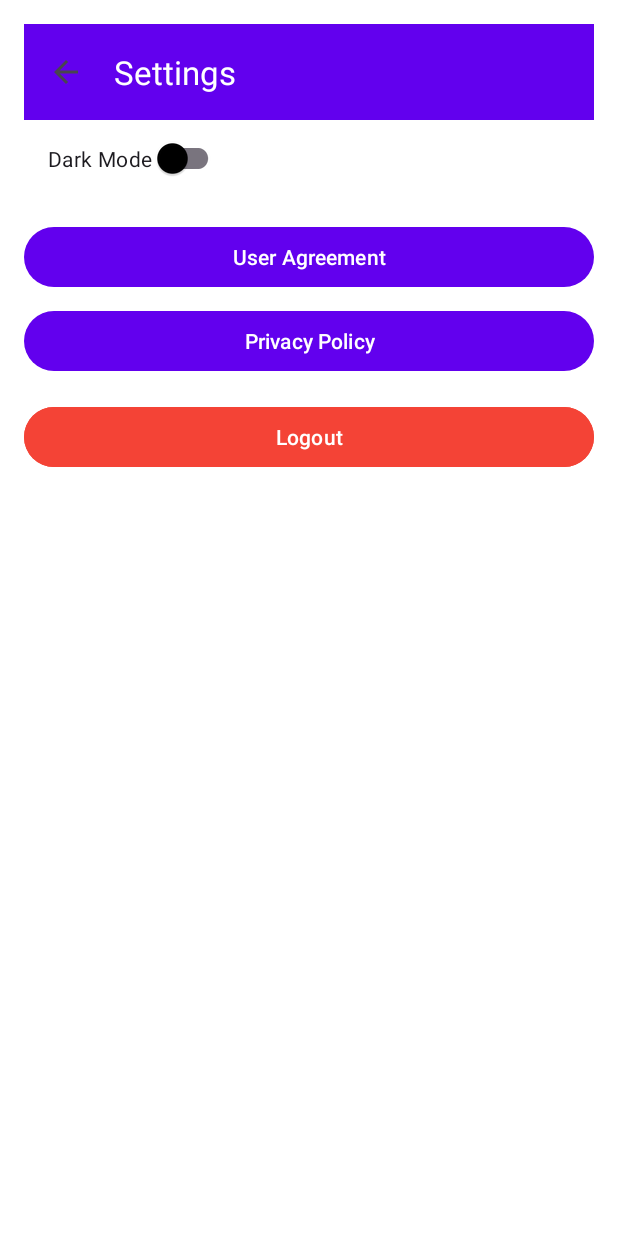
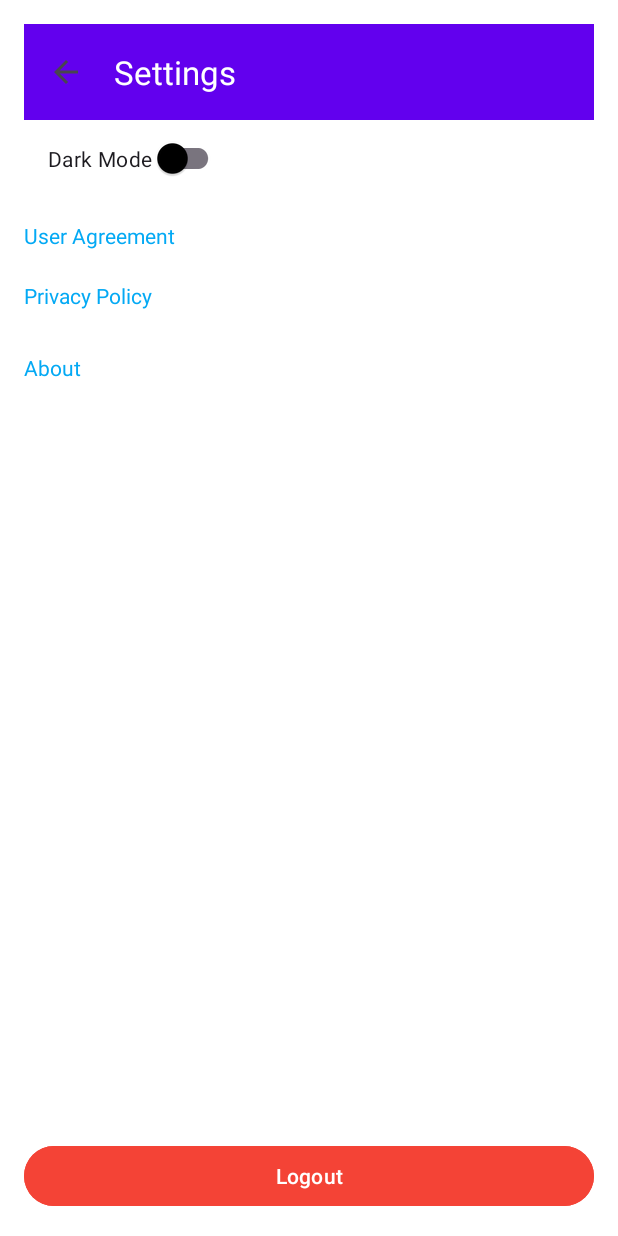
Before and after one commit to cslade/easyinventory, an Android app: the ProductSearchActivity screen opened directly, with no data from a screen before it, after a tap on "Settings", on a phone screen of 412 x 824 dp. Run offline under Robolectric (Android 15) with nearby library versions, the phone set to English and light mode, and no system bars; our stand-ins replace Volley; 1 statement that could not run was skipped.

Commit message:
Version 1.0.0

```diff
--- a/app/src/main/AndroidManifest.xml
+++ b/app/src/main/AndroidManifest.xml
@@ -26,6 +26,8 @@
         <!-- ✅ Settings Screen -->
         <activity android:name=".SettingsActivity"
             android:theme="@style/Theme.EasyInventory"/>
+        <activity android:name=".AboutActivity" />
+
 
 
         <!-- ✅ Login Screen -->
--- a/app/src/main/java/com/kinvo/easyinventory/LoginActivity.java
+++ b/app/src/main/java/com/kinvo/easyinventory/LoginActivity.java
@@ -81,7 +81,6 @@ public class LoginActivity extends AppCompatActivity {
         editor.putString("locationId", String.valueOf(locationId)); // ✅ Store as String
         editor.apply();
 
-
         Log.d(TAG, "Saved Auth Token: " + authToken);
         Log.d(TAG, "Saved Location ID: " + locationId);
 
--- a/app/src/main/java/com/kinvo/easyinventory/ProductSearchActivity.java
+++ b/app/src/main/java/com/kinvo/easyinventory/ProductSearchActivity.java
@@ -19,9 +19,9 @@ import androidx.appcompat.widget.Toolbar;
 import androidx.recyclerview.widget.LinearLayoutManager;
 import androidx.recyclerview.widget.RecyclerView;
 
-
 import com.android.volley.Request;
 import com.android.volley.RequestQueue;
+import com.android.volley.VolleyError;
 import com.android.volley.toolbox.JsonObjectRequest;
 import com.android.volley.toolbox.Volley;
 import com.kinvo.easyinventory.adapters.ProductAdapter;
@@ -60,12 +60,31 @@ public class ProductSearchActivity extends AppCompatActivity {
         retrievePreferences();
         setupRecyclerView();
         setupSearchButton();
+        Toolbar toolbar = findViewById(R.id.pd_toolbar);
+        setSupportActionBar(toolbar);
+
     }
+
+    @Override
+    public boolean onCreateOptionsMenu(Menu menu) {
+        getMenuInflater().inflate(R.menu.menu_product_search, menu);
+        return true;
+    }
+
+    @Override
+    public boolean onOptionsItemSelected(@NonNull MenuItem item) {
+        int id = item.getItemId();
+        if (id == R.id.action_settings) {
+            startActivity(new Intent(this, SettingsActivity.class));
+            return true;
+        }
+        return super.onOptionsItemSelected(item);
+    }
+
 
     private void initializeToolbar() {
         Toolbar toolbar = findViewById(R.id.pd_toolbar);
         setSupportActionBar(toolbar);
-
     }
 
     private void initializeUI() {
@@ -99,7 +118,7 @@ public class ProductSearchActivity extends AppCompatActivity {
 
     private void handleAuthenticationError() {
         Log.e(TAG, "❌ No Auth Token Found!");
-        showToast("Authentication error. Please log in again.");
+        Toast.makeText(this, "Authentication error. Please log in again.", Toast.LENGTH_SHORT).show();
         finish(); // Close activity if authentication fails
     }
 
@@ -112,8 +131,34 @@ public class ProductSearchActivity extends AppCompatActivity {
     private void setupSearchButton() {
         btnSearchProduct.setOnClickListener(v -> fetchProductByBarcode());
     }
+    private Map<String, String> getRequestHeaders() {
+        Map<String, String> headers = new HashMap<>();
+        headers.put("Authorization", "Basic " + authToken);
+        headers.put("Content-Type", "application/json");
+        return headers;
+    }
 
-    // ✅ Fetch Products
+    private void handleRequestError(VolleyError error) {
+        Log.e(TAG, "❌ Request Failed: " + error.toString());
+
+        if (error.networkResponse != null) {
+            int statusCode = error.networkResponse.statusCode;
+            Log.e(TAG, "❌ Status Code: " + statusCode);
+            switch (statusCode) {
+                case 401:
+                    Toast.makeText(this, "Unauthorized! Please reauthenticate.", Toast.LENGTH_SHORT).show();
+                    break;
+                case 404:
+                    Toast.makeText(this, "Product not found. Try another barcode.", Toast.LENGTH_SHORT).show();
+                    break;
+                default:
+                    Toast.makeText(this, "Error: " + statusCode, Toast.LENGTH_SHORT).show();
+            }
+        } else {
+            Toast.makeText(this, "No response from server. Check your internet.", Toast.LENGTH_SHORT).show();
+        }
+    }
+
     private void fetchProductByBarcode() {
         String barcode = etBarcode.getText().toString().trim();
         showProgressBar();
@@ -145,7 +190,14 @@ public class ProductSearchActivity extends AppCompatActivity {
         queue.add(request);
     }
 
-    // ✅ Handle API Response
+    private void showProgressBar() {
+        if (progressBar != null) progressBar.setVisibility(View.VISIBLE);
+    }
+
+    private void hideProgressBar() {
+        if (progressBar != null) progressBar.setVisibility(View.GONE);
+    }
+
     private void handleProductResponse(JSONObject response) {
         try {
             JSONArray dataArray = response.getJSONArray("Data");
@@ -164,91 +216,11 @@ public class ProductSearchActivity extends AppCompatActivity {
                 }
                 productAdapter.notifyDataSetChanged();
             } else {
-                showToast("No products found.");
+                Toast.makeText(this, "No products found.", Toast.LENGTH_SHORT).show();
             }
         } catch (JSONException e) {
             Log.e(TAG, "❌ JSON Parsing Error: " + e.getMessage());
-            showToast("Error parsing product data.");
+            Toast.makeText(this, "Error parsing product data.", Toast.LENGTH_SHORT).show();
         }
     }
-
-    // ✅ Handle API Errors
-    private void handleRequestError(com.android.volley.VolleyError error) {
-        Log.e(TAG, "❌ Request Failed: " + error.toString());
-
-        if (error.networkResponse != null) {
-            int statusCode = error.networkResponse.statusCode;
-            Log.e(TAG, "❌ Status Code: " + statusCode);
-            switch (statusCode) {
-                case 401:
-                    showToast("Unauthorized! Please reauthenticate.");
-                    break;
-                case 404:
-                    showToast("Product not found. Try another barcode.");
-                    break;
-                default:
-                    showToast("Error: " + statusCode);
-            }
-        } else {
-            showToast("No response from server. Check your internet.");
-        }
-    }
-
-    // ✅ Logout User
-    private void logoutUser() {
-        SharedPreferences.Editor editor = getSharedPreferences(PREFS_NAME, MODE_PRIVATE).edit();
-        editor.clear();
-        editor.apply();
-
-        Intent intent = new Intent(this, MembershipLoginActivity.class);
-        intent.setFlags(Intent.FLAG_ACTIVITY_NEW_TASK | Intent.FLAG_ACTIVITY_CLEAR_TASK);
-        startActivity(intent);
-        finish();
-    }
-
-    // ✅ Create Options Menu
-    @Override
-    public boolean onCreateOptionsMenu(Menu menu) {
-        MenuInflater inflater = getMenuInflater();
-        inflater.inflate(R.menu.menu_product_search, menu);
-        return true;
-    }
-
-    // ✅ Handle Menu Clicks
-    @Override
-    public boolean onOptionsItemSelected(@NonNull MenuItem item) {
-        int id = item.getItemId();
-        if (id == R.id.action_user_agreement) {
-            startActivity(new Intent(this, UserAgreementActivity.class));
-        } else if (id == R.id.action_settings) {
-            startActivity(new Intent(this, SettingsActivity.class));
-        } else if (id == R.id.action_privacy_policy) {
-            startActivity(new Intent(this, PrivacyPolicyActivity.class));
-        } else if (id == R.id.action_logout) {
-            logoutUser();
-        } else {
-            return super.onOptionsItemSelected(item);
-        }
-        return true;
-    }
-
-    // ✅ Helper Methods
-    private void showProgressBar() {
-        if (progressBar != null) progressBar.setVisibility(View.VISIBLE);
-    }
-
-    private void hideProgressBar() {
-        if (progressBar != null) progressBar.setVisibility(View.GONE);
-    }
-
-    private void showToast(String message) {
-        Toast.makeText(this, message, Toast.LENGTH_SHORT).show();
-    }
-
-    private Map<String, String> getRequestHeaders() {
-        Map<String, String> headers = new HashMap<>();
-        headers.put("Authorization", "Basic " + authToken);
-        headers.put("Content-Type", "application/json");
-        return headers;
-    }
 }
--- a/app/src/main/java/com/kinvo/easyinventory/SettingsActivity.java
+++ b/app/src/main/java/com/kinvo/easyinventory/SettingsActivity.java
@@ -4,6 +4,8 @@ import android.content.Intent;
 import android.content.SharedPreferences;
 import android.os.Bundle;
 
+import android.view.Menu;
+import android.view.MenuItem;
 import android.widget.Button;
 import android.widget.CompoundButton;
 
@@ -11,7 +13,6 @@ import androidx.appcompat.app.AppCompatActivity;
 import androidx.appcompat.app.AppCompatDelegate;
 import androidx.appcompat.widget.SwitchCompat;
 import androidx.appcompat.widget.Toolbar;
-
 
 public class SettingsActivity extends AppCompatActivity {
 
@@ -35,6 +36,7 @@ public class SettingsActivity extends AppCompatActivity {
             getSupportActionBar().setTitle("Settings");
         }
 
+
         // Initialize UI
         SwitchCompat switchTheme = findViewById(R.id.switchTheme);
         appPrefs = getSharedPreferences(PREFS_NAME, MODE_PRIVATE);
@@ -47,19 +49,25 @@ public class SettingsActivity extends AppCompatActivity {
         switchTheme.setOnCheckedChangeListener(this::onThemeToggle);
 
         // User Agreement Button
-        findViewById(R.id.btnUserAgreement).setOnClickListener(v ->
+        findViewById(R.id.tvUserAgreement).setOnClickListener(v ->
                 startActivity(new Intent(SettingsActivity.this, UserAgreementActivity.class))
         );
 
         // Privacy Policy Button
-        findViewById(R.id.btnPrivacyPolicy).setOnClickListener(v ->
+        findViewById(R.id.tvPrivacyPolicy).setOnClickListener(v ->
                 startActivity(new Intent(SettingsActivity.this, PrivacyPolicyActivity.class))
+        );
+
+        // About Button
+        findViewById(R.id.tvAbout).setOnClickListener(v ->
+                startActivity(new Intent(SettingsActivity.this, AboutActivity.class))
         );
 
         // Logout Button
         Button btnLogout = findViewById(R.id.btnLogout);
         btnLogout.setOnClickListener(v -> logoutUser());
     }
+
 
     // Handle Theme Toggle
     private void onThemeToggle(CompoundButton buttonView, boolean isChecked) {
--- a/app/src/main/java/com/kinvo/easyinventory/SplashActivity.java
+++ b/app/src/main/java/com/kinvo/easyinventory/SplashActivity.java
@@ -25,6 +25,7 @@ public class SplashActivity extends AppCompatActivity {
 
         // ✅ Execute the navigation after SPLASH_DELAY
         new Handler(Looper.getMainLooper()).postDelayed(navigationRunnable, SPLASH_DELAY);
+
     }
 
     // ✅ Determines which screen to navigate to based on login status
--- a/app/src/main/java/com/kinvo/easyinventory/UserAgreementActivity.java
+++ b/app/src/main/java/com/kinvo/easyinventory/UserAgreementActivity.java
@@ -24,6 +24,7 @@ public class UserAgreementActivity extends AppCompatActivity {
 
         // ✅ Load User Agreement
         loadUserAgreement();
+
     }
 
     /**
--- a/app/src/main/java/com/kinvo/easyinventory/WebViewActivity.java
+++ b/app/src/main/java/com/kinvo/easyinventory/WebViewActivity.java
@@ -44,6 +44,7 @@ public class WebViewActivity extends AppCompatActivity {
 
         // ✅ Load the URL
         loadUrlFromIntent();
+
     }
 
     /**
--- a/app/src/main/res/layout/activity_membership_login.xml
+++ b/app/src/main/res/layout/activity_membership_login.xml
@@ -26,6 +26,7 @@
         android:text="Easy Inventory"
         android:textSize="20sp"
         android:textStyle="bold"
+        android:fontFamily="@font/trade_winds"
         android:textColor="@color/black"
         android:layout_marginBottom="20dp"/>
 
@@ -70,6 +71,8 @@
         android:id="@+id/btnLogin"
         android:layout_width="match_parent"
         android:layout_height="wrap_content"
+        android:background="@drawable/button_background"
+        android:textColor="@color/white"
         android:text="Sign in"/>
 
     <!-- Horizontal Layout for Sign Up and Forgot Password -->
--- a/app/src/main/res/layout/activity_settings.xml
+++ b/app/src/main/res/layout/activity_settings.xml
@@ -24,23 +24,51 @@
         android:text="Dark Mode"
         android:padding="16dp" />
 
-    <!-- User Agreement -->
-    <Button
-        android:id="@+id/btnUserAgreement"
+    <!-- Clickable Text Links (Left Aligned) -->
+    <TextView
+        android:id="@+id/tvUserAgreement"
+        android:layout_width="wrap_content"
+        android:layout_height="wrap_content"
+        android:layout_gravity="start"
+        android:clickable="true"
+        android:focusable="true"
+        android:minHeight="48dp"
+        android:paddingTop="16dp"
+        android:text="User Agreement"
+        android:textColor="@color/blue" />
+
+    <TextView
+        android:id="@+id/tvPrivacyPolicy"
+        android:layout_width="wrap_content"
+        android:layout_height="wrap_content"
+        android:layout_gravity="start"
+        android:clickable="true"
+        android:focusable="true"
+        android:minHeight="48dp"
+        android:paddingTop="8dp"
+        android:text="Privacy Policy"
+        android:textColor="@color/blue" />
+
+    <TextView
+        android:id="@+id/tvAbout"
+        android:layout_width="wrap_content"
+        android:layout_height="wrap_content"
+        android:layout_gravity="start"
+        android:clickable="true"
+        android:focusable="true"
+        android:minWidth="48dp"
+        android:minHeight="48dp"
+        android:paddingTop="8dp"
+        android:text="About"
+        android:textColor="@color/blue" />
+
+    <!-- Spacer to push logout button to the bottom -->
+    <View
         android:layout_width="match_parent"
-        android:layout_height="wrap_content"
-        android:text="User Agreement"
-        android:layout_marginTop="16dp" />
+        android:layout_height="0dp"
+        android:layout_weight="1" />
 
-    <!-- Privacy Policy -->
-    <Button
-        android:id="@+id/btnPrivacyPolicy"
-        android:layout_width="match_parent"
-        android:layout_height="wrap_content"
-        android:text="Privacy Policy"
-        android:layout_marginTop="8dp" />
-
-    <!-- Logout Button -->
+    <!-- Logout Button at the Bottom -->
     <Button
         android:id="@+id/btnLogout"
         android:layout_width="match_parent"
@@ -49,5 +77,4 @@
         android:textColor="@android:color/white"
         android:backgroundTint="@color/red"
         android:layout_marginTop="16dp" />
-
 </LinearLayout>
--- a/app/src/main/res/values/strings.xml
+++ b/app/src/main/res/values/strings.xml
@@ -21,4 +21,9 @@
     <string name="update_button_text">Update</string>
     <string name="cancel_button_text">Cancel</string>
     <string name="invalid_stock_quantity_message">Please enter a valid stock quantity!</string>
+    <string name="app_info_title">App Info</string>
+    <string name="about_text">\@2025 Kivno LLC\n\nVersion %1$s</string>
+
+
+
 </resources>
```
Also changed, not shown: app/src/main/java/com/kinvo/easyinventory/AboutActivity.java (added, +44 -0 lines), app/src/main/res/layout/activity_about.xml (added, +34 -0 lines), app/src/main/res/layout/activity_login.xml (+5 -3 lines), app/src/main/res/layout/activity_splash.xml (+5 -3 lines), app/src/main/res/menu/menu_main.xml (+11 -0 lines), app/src/main/java/com/kinvo/easyinventory/MainActivity.java (line endings or trailing spaces), app/src/main/java/com/kinvo/easyinventory/MembershipLoginActivity.java (line endings or trailing spaces), app/src/main/java/com/kinvo/easyinventory/PrivacyPolicyActivity.java (line endings or trailing spaces), app/src/main/res/font/bangers.ttf (added), app/src/main/res/font/trade_winds.ttf (added).
